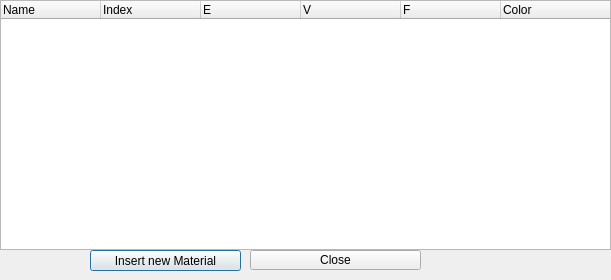
Before: the Qt Designer form pulse/uix/user_input/ui/materialList.ui in open-pulse/OpenPulse, drawn with Qt 5.
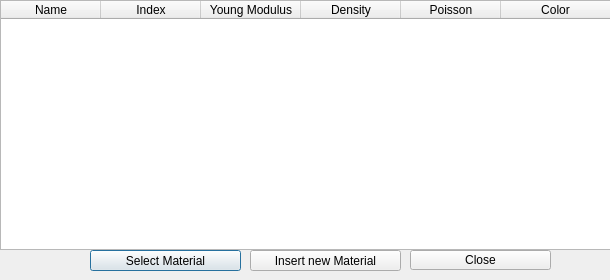
After: the same form once the commit is applied.

```diff
--- a/pulse/uix/user_input/ui/materialList.ui
+++ b/pulse/uix/user_input/ui/materialList.ui
@@ -6,7 +6,7 @@
    <rect>
     <x>0</x>
     <y>0</y>
-    <width>611</width>
+    <width>610</width>
     <height>280</height>
    </rect>
   </property>
@@ -47,35 +47,56 @@
      <property name="text">
       <string>Name</string>
      </property>
+     <property name="textAlignment">
+      <set>AlignCenter</set>
+     </property>
     </column>
     <column>
      <property name="text">
       <string>Index</string>
      </property>
+     <property name="textAlignment">
+      <set>AlignCenter</set>
+     </property>
     </column>
     <column>
      <property name="text">
-      <string>E</string>
+      <string>Young Modulus</string>
      </property>
+     <property name="textAlignment">
+      <set>AlignCenter</set>
+     </property>
     </column>
     <column>
      <property name="text">
-      <string>V</string>
+      <string>Density</string>
      </property>
+     <property name="textAlignment">
+      <set>AlignCenter</set>
+     </property>
     </column>
     <column>
      <property name="text">
-      <string>F</string>
+      <string>Poisson</string>
+     </property>
+     <property name="textAlignment">
+      <set>AlignCenter</set>
      </property>
     </column>
     <column>
      <property name="text">
       <string>Color</string>
      </property>
+     <property name="textAlignment">
+      <set>AlignCenter</set>
+     </property>
     </column>
    </widget>
   </widget>
-  <widget class="QPushButton" name="button_insert_material">
+  <widget class="QPushButton" name="button_select_material">
+   <property name="enabled">
+    <bool>true</bool>
+   </property>
    <property name="geometry">
     <rect>
      <x>90</x>
@@ -85,15 +106,15 @@
     </rect>
    </property>
    <property name="text">
-    <string>Insert new Material</string>
+    <string>Select Material</string>
    </property>
   </widget>
   <widget class="QPushButton" name="button_close">
    <property name="geometry">
     <rect>
-     <x>250</x>
+     <x>410</x>
      <y>250</y>
-     <width>171</width>
+     <width>141</width>
      <height>20</height>
     </rect>
    </property>
@@ -101,6 +122,19 @@
     <string>Close</string>
    </property>
   </widget>
+  <widget class="QPushButton" name="button_insert_material">
+   <property name="geometry">
+    <rect>
+     <x>250</x>
+     <y>250</y>
+     <width>151</width>
+     <height>21</height>
+    </rect>
+   </property>
+   <property name="text">
+    <string>Insert new Material</string>
+   </property>
+  </widget>
  </widget>
  <resources/>
  <connections/>
```
